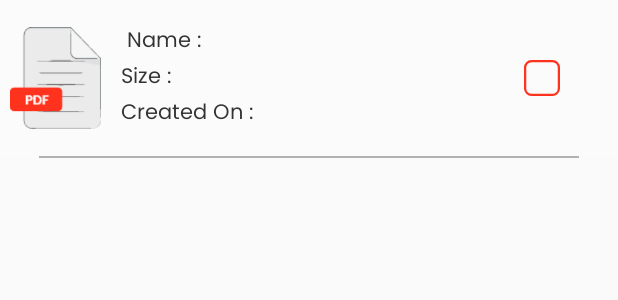
After one commit to iqrakanwal/Pdfreader, an Android app: the layout file_selection_item_row.xml on its own in the app's theme, with its tools: preview values and no code run, on a phone screen of 412 x 824 dp. The commit adds this screen. Shown: the top 300 px of the screen. Run offline under Robolectric (Android 15) with nearby library versions, the phone set to English and light mode, and no system bars.

Commit message:
12 decvbhvcsdsffdfdssdasdasd

```diff
--- /dev/null
+++ b/app/src/main/res/layout/file_selection_item_row.xml
@@ -0,0 +1,109 @@
+<?xml version="1.0" encoding="utf-8"?>
+<LinearLayout android:layout_width="match_parent"
+    android:layout_height="wrap_content"
+    android:layout_marginBottom="@dimen/_5sdp"
+    android:background="@drawable/rect_gray_click"
+    android:orientation="vertical"
+    xmlns:android="http://schemas.android.com/apk/res/android">
+
+    <LinearLayout
+        android:layout_width="match_parent"
+        android:layout_height="wrap_content"
+        android:layout_weight="4"
+        android:gravity="center_vertical"
+        android:orientation="horizontal">
+
+        <RelativeLayout
+            android:layout_width="0dp"
+            android:layout_height="wrap_content"
+            android:layout_weight="1">
+
+            <ImageView
+                android:id="@+id/icon"
+                android:layout_width="wrap_content"
+                android:layout_height="@dimen/_80sdp"
+                android:padding="@dimen/_5sdp"
+                android:src="@drawable/pdficon" />
+        </RelativeLayout>
+
+        <LinearLayout
+            android:layout_width="0dp"
+            android:layout_height="wrap_content"
+            android:layout_marginStart="@dimen/_5sdp"
+            android:layout_marginEnd="@dimen/_20sdp"
+            android:id="@+id/layoout"
+
+            android:layout_weight="3"
+            android:gravity="center_vertical"
+            android:orientation="vertical">
+
+            <LinearLayout
+                android:layout_width="match_parent"
+                android:layout_height="wrap_content"
+                android:orientation="horizontal">
+
+                <TextView
+                    android:id="@+id/namePDF"
+                    android:layout_width="wrap_content"
+                    android:layout_height="wrap_content"
+                    android:fontFamily="@font/poppins"
+                    android:text="@string/file_name"
+                    android:textColor="?attr/textcolor"
+                    android:textSize="@dimen/_11ssp" />
+            </LinearLayout>
+
+            <LinearLayout
+                android:layout_width="match_parent"
+                android:layout_height="wrap_content"
+                android:orientation="horizontal">
+
+                <TextView
+                    android:id="@+id/sizePDF"
+                    android:layout_width="wrap_content"
+                    android:layout_height="wrap_content"
+                    android:fontFamily="@font/poppins"
+                    android:text="@string/file_size"
+                    android:textColor="?attr/textcolor"
+                    android:textSize="@dimen/_11ssp" />
+            </LinearLayout>
+
+            <LinearLayout
+                android:layout_width="match_parent"
+                android:layout_height="wrap_content"
+                android:orientation="horizontal">
+
+                <TextView
+                    android:id="@+id/datePDF"
+                    android:layout_width="wrap_content"
+                    android:layout_height="wrap_content"
+                    android:fontFamily="@font/poppins"
+                    android:text="@string/file_date"
+                    android:textColor="?attr/textcolor"
+                    android:textSize="@dimen/_11ssp" />
+            </LinearLayout>
+        </LinearLayout>
+
+
+
+        <CheckBox
+            android:id="@+id/checkBox3"
+            android:layout_width="25dp"
+            android:layout_height="25dp"
+            android:layout_gravity="center"
+            android:button="@drawable/check_box_selector"
+
+            android:layout_weight="0.5"
+            android:layout_marginStart="@dimen/_15sdp"
+            android:visibility="visible" />
+
+
+
+    </LinearLayout>
+
+    <View
+        android:layout_width="match_parent"
+        android:layout_height="@dimen/_1sdp"
+        android:layout_marginStart="@dimen/_20sdp"
+        android:layout_marginEnd="@dimen/_20sdp"
+        android:background="@color/gray" />
+</LinearLayout>
--- a/app/src/main/res/layout/fragment_tool.xml
+++ b/app/src/main/res/layout/fragment_tool.xml
@@ -21,6 +21,7 @@
             android:layout_width="wrap_content"
             android:layout_weight="1"
             android:layout_gravity="center"
+            android:id="@+id/mergefile"
             android:layout_height="wrap_content"
             android:orientation="vertical">
 
@@ -43,6 +44,7 @@
             android:layout_width="wrap_content"
             android:layout_weight="1"
             android:layout_gravity="center"
+            android:id="@+id/splitefile"
 
             android:layout_height="wrap_content"
             android:orientation="vertical">
--- a/app/src/main/res/menu/navigation.xml
+++ b/app/src/main/res/menu/navigation.xml
@@ -1,9 +1,10 @@
 <?xml version="1.0" encoding="utf-8"?>
 <menu xmlns:android="http://schemas.android.com/apk/res/android">
 <item android:id="@+id/files"
+android:icon="@drawable/file"
+    android:title="Files"/>
 
-    android:title="Files"/>
     <item android:id="@+id/tools"
-
+        android:icon="@drawable/tools"
         android:title="Tools"/>
 </menu>
```
Also changed, not shown: app/src/main/AndroidManifest.xml (+15 -2 lines), app/src/main/java/com/pdf/pdfreader/pdfviewer/pdfeditor/imagetopdf/pdfconverter/jpgtopdf/pdfreaderfree/adaptor/FileSelectionAdaptor.kt (added, +57 -0 lines), app/src/main/java/com/pdf/pdfreader/pdfviewer/pdfeditor/imagetopdf/pdfconverter/jpgtopdf/pdfreaderfree/adaptor/FileSelectionSplitAdaptor.kt (added, +58 -0 lines), app/src/main/java/com/pdf/pdfreader/pdfviewer/pdfeditor/imagetopdf/pdfconverter/jpgtopdf/pdfreaderfree/fragments/ToolFragment.kt (+14 -0 lines), app/src/main/java/com/pdf/pdfreader/pdfviewer/pdfeditor/imagetopdf/pdfconverter/jpgtopdf/pdfreaderfree/ui/FileSelectionList.kt (added, +106 -0 lines), app/src/main/java/com/pdf/pdfreader/pdfviewer/pdfeditor/imagetopdf/pdfconverter/jpgtopdf/pdfreaderfree/ui/FileSelectionsSplit.kt (added, +82 -0 lines), app/src/main/java/com/pdf/pdfreader/pdfviewer/pdfeditor/imagetopdf/pdfconverter/jpgtopdf/pdfreaderfree/ui/MainScreen.kt (+51 -0 lines), app/src/main/java/com/pdf/pdfreader/pdfviewer/pdfeditor/imagetopdf/pdfconverter/jpgtopdf/pdfreaderfree/viewmodel/MainViewModel.kt (+73 -1 lines), app/src/main/res/layout/activity_file_selection_list.xml (added, +34 -0 lines), app/src/main/res/layout/activity_file_selections_split.xml (added, +33 -0 lines), app/src/main/res/drawable/file.png (added), app/src/main/res/drawable/tools.png (added).
